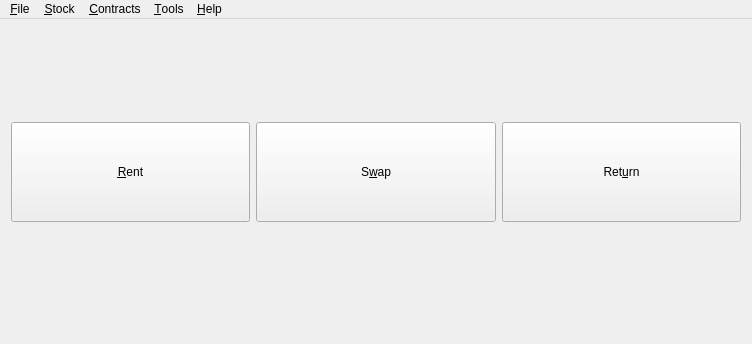
Before: the Qt Designer form src/mainwindow.ui in RoskildeSkiklub/ssfh, drawn with Qt 5.
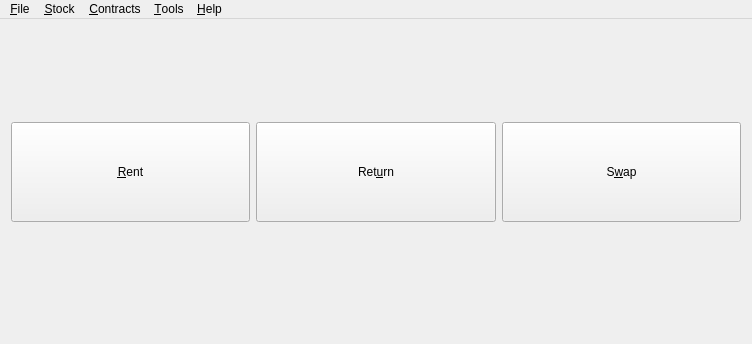
After: the same form once the commit is applied.

Commit message: Swapped order of swap and return button

What changed in the file:
```diff
--- a/src/mainwindow.ui
+++ b/src/mainwindow.ui
@@ -28,7 +28,7 @@
       </property>
      </widget>
     </item>
-    <item row="0" column="1">
+    <item row="0" column="2">
      <widget class="QPushButton" name="input_swap_pushButton">
       <property name="minimumSize">
        <size>
@@ -41,7 +41,7 @@
       </property>
      </widget>
     </item>
-    <item row="0" column="2">
+    <item row="0" column="1">
      <widget class="QPushButton" name="input_return_pushButton">
       <property name="minimumSize">
        <size>
```
Left out of the diff: 3 changed lines with no effect on the pictures.
